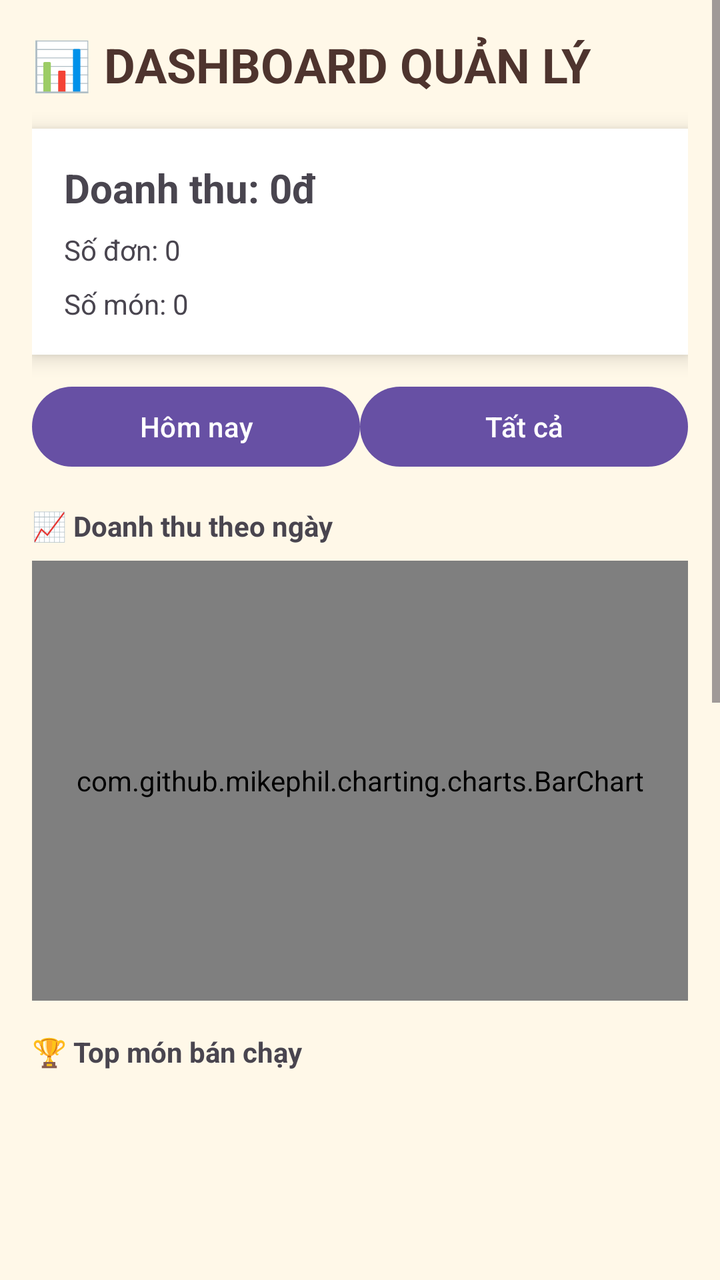
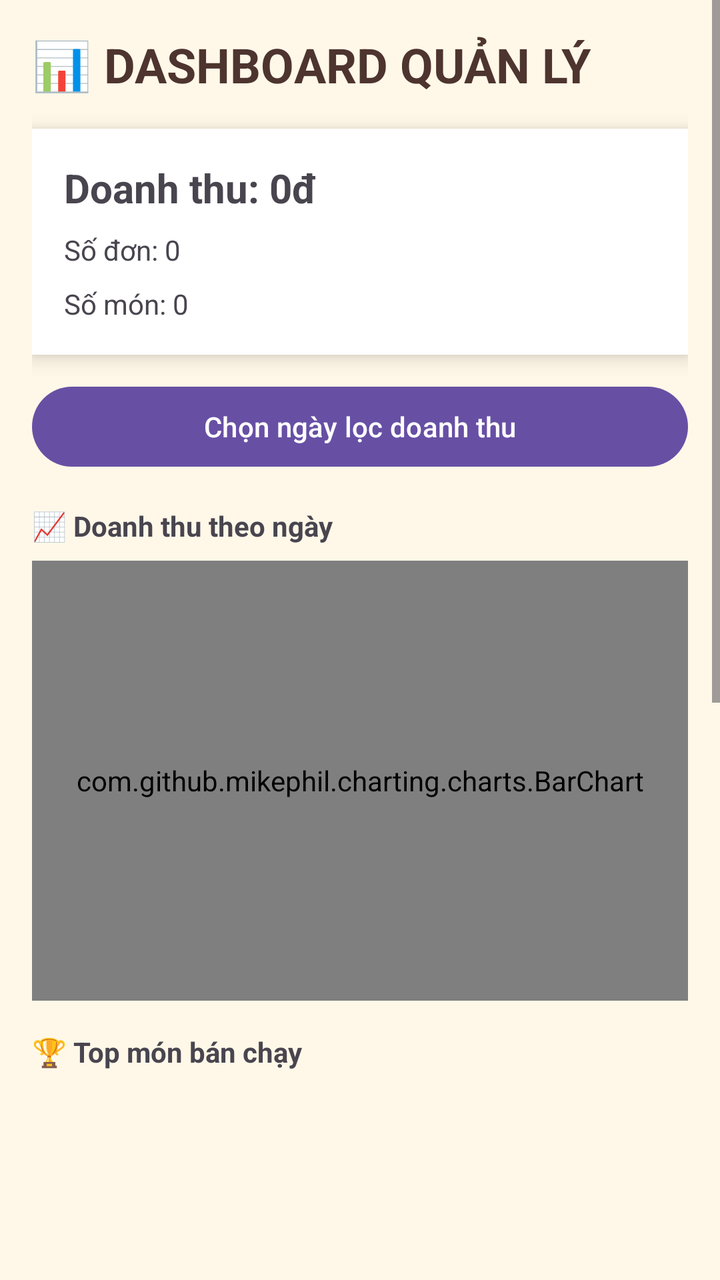

Before-and-after screenshots of an Android layout around one commit, followed by the original layout XML and the change that was made.
<!-- AndroidManifest.xml: application theme Theme.DUANQUANLYBANHANG -->
<!-- res/layout/activity_manager.xml -->
<?xml version="1.0" encoding="utf-8"?>
<ScrollView xmlns:android="http://schemas.android.com/apk/res/android"
    xmlns:app="http://schemas.android.com/apk/res-auto"
    android:layout_width="match_parent"
    android:layout_height="match_parent"
    android:background="#FFF8E8">

    <LinearLayout
        android:layout_width="match_parent"
        android:layout_height="wrap_content"
        android:orientation="vertical"
        android:padding="16dp">

        <TextView
            android:text="📊 DASHBOARD QUẢN LÝ"
            android:textSize="24sp"
            android:textStyle="bold"
            android:textColor="#4E342E"
            android:layout_width="wrap_content"
            android:layout_height="wrap_content"/>

        
        <LinearLayout
            android:layout_marginTop="16dp"
            android:background="#FFFFFF"
            android:padding="16dp"
            android:orientation="vertical"
            android:elevation="6dp"
            android:layout_width="match_parent"
            android:layout_height="wrap_content">

            <TextView
                android:layout_width="match_parent"
                android:layout_height="wrap_content"
                android:id="@+id/txtRevenue"
                android:text="Doanh thu: 0đ"
                android:textSize="20sp"
                android:textStyle="bold"/>

            <TextView
                android:layout_width="match_parent"
                android:layout_height="wrap_content"
                android:id="@+id/txtOrderCount"
                android:text="Số đơn: 0"
                android:layout_marginTop="8dp"/>

            <TextView
                android:layout_width="match_parent"
                android:layout_height="wrap_content"
                android:id="@+id/txtItemCount"
                android:text="Số món: 0"
                android:layout_marginTop="8dp"/>
        </LinearLayout>

        
        <LinearLayout
            android:layout_marginTop="12dp"
            android:orientation="horizontal"
            android:layout_width="match_parent"
            android:layout_height="wrap_content">

            <Button
                android:id="@+id/btnToday"
                android:text="Hôm nay"
                android:layout_weight="1"
                android:layout_width="0dp"
                android:layout_height="wrap_content"/>

            <Button
                android:id="@+id/btnAll"
                android:text="Tất cả"
                android:layout_weight="1"
                android:layout_width="0dp"
                android:layout_height="wrap_content"/>
        </LinearLayout>

        
        <TextView
            android:layout_width="match_parent"
            android:layout_height="wrap_content"
            android:text="📈 Doanh thu theo ngày"
            android:textStyle="bold"
            android:layout_marginTop="16dp"/>

        <com.github.mikephil.charting.charts.BarChart
            android:id="@+id/chart"
            android:layout_width="match_parent"
            android:layout_height="220dp"
            android:layout_marginTop="8dp"/>

        
        <TextView
            android:layout_width="match_parent"
            android:layout_height="wrap_content"
            android:text="🏆 Top món bán chạy"
            android:textStyle="bold"
            android:layout_marginTop="16dp"/>

        <androidx.recyclerview.widget.RecyclerView
            android:id="@+id/recyclerTop"
            android:layout_width="match_parent"
            android:layout_height="180dp"/>

        
        <TextView
            android:layout_width="match_parent"
            android:layout_height="wrap_content"
            android:text="🧾 Đơn gần đây"
            android:textStyle="bold"
            android:layout_marginTop="16dp"/>

        <androidx.recyclerview.widget.RecyclerView
            android:id="@+id/recyclerManager"
            android:layout_width="match_parent"
            android:layout_height="400dp"/>

    </LinearLayout>
</ScrollView>
<!-- resources referenced by this layout -->
<resources>
  <style name="Theme.DUANQUANLYBANHANG" parent="Base.Theme.DUANQUANLYBANHANG" />
  <style name="Base.Theme.DUANQUANLYBANHANG" parent="Theme.Material3.Light.NoActionBar">
          
          
      </style>
</resources>

<!-- the commit's change to res/layout/activity_manager.xml (unified diff, before → after) -->
@@ -60,18 +60,10 @@
             android:layout_height="wrap_content">
 
             <Button
-                android:id="@+id/btnToday"
-                android:text="Hôm nay"
-                android:layout_weight="1"
-                android:layout_width="0dp"
-                android:layout_height="wrap_content"/>
-
-            <Button
-                android:id="@+id/btnAll"
-                android:text="Tất cả"
-                android:layout_weight="1"
-                android:layout_width="0dp"
-                android:layout_height="wrap_content"/>
+                android:id="@+id/btnPickDate"
+                android:layout_width="match_parent"
+                android:layout_height="wrap_content"
+                android:text="Chọn ngày lọc doanh thu" />
         </LinearLayout>
 
         
